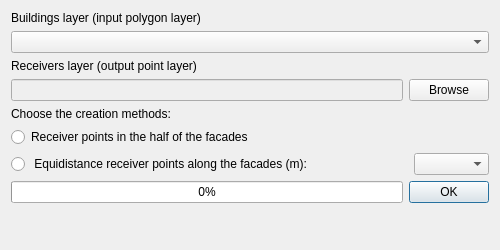
This is tools/ui_CreateReceiverPoints.ui in Arpapiemonte/openoise-map as Qt 5 draws it before an edit. The edited form follows.
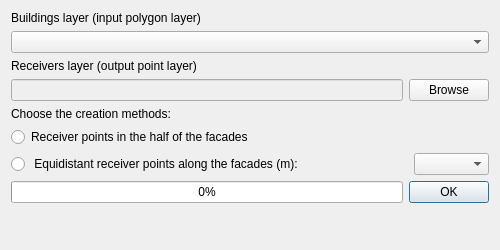
This is the edited form. Custom widgets are drawn as their Qt base class.

```diff
--- a/tools/ui_CreateReceiverPoints.ui
+++ b/tools/ui_CreateReceiverPoints.ui
@@ -139,7 +139,7 @@
      <item row="1" column="0">
       <widget class="QRadioButton" name="spaced_pts_radioButton">
        <property name="text">
-        <string> Equidistance receiver points along the facades (m):</string>
+        <string> Equidistant receiver points along the facades (m):</string>
        </property>
       </widget>
      </item>
```
Left out of the diff: 2 changed lines with no effect on the pictures.
